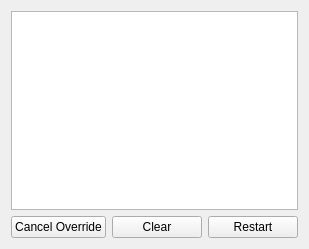
This is src/camp/mission_manager/mission_manager.ui in rolker/camp as Qt 5 draws it before an edit. The edited form follows.
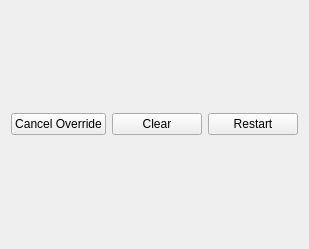
This is the edited form.

Commit message:
Retire Heartbeat text display from MissionManager, keep buttons (#130)
The structured RunningTasksView now shows mission status, so MissionManager
becomes a command panel: remove the missionStatusTextBrowser, its custom context
menu, and the marine_interfaces/Heartbeat subscription + callbacks. Keep the
Cancel Override / Clear / Restart buttons and all command paths (sendMissionPlan/
sendHover/sendGoto/sendIdle/...) used by projectview and autonomousvehicleproject.

```diff
--- a/src/camp/mission_manager/mission_manager.ui
+++ b/src/camp/mission_manager/mission_manager.ui
@@ -14,19 +14,6 @@
    <string>Mission Manager</string>
   </property>
   <layout class="QVBoxLayout" name="verticalLayout">
-   <item>
-    <widget class="QTextBrowser" name="missionStatusTextBrowser">
-     <property name="minimumSize">
-      <size>
-       <width>0</width>
-       <height>20</height>
-      </size>
-     </property>
-     <property name="contextMenuPolicy">
-      <enum>Qt::CustomContextMenu</enum>
-     </property>
-    </widget>
-   </item>
    <item>
     <layout class="QHBoxLayout" name="horizontalLayout_2">
      <item>
```
The commit also changes 2 other files.
